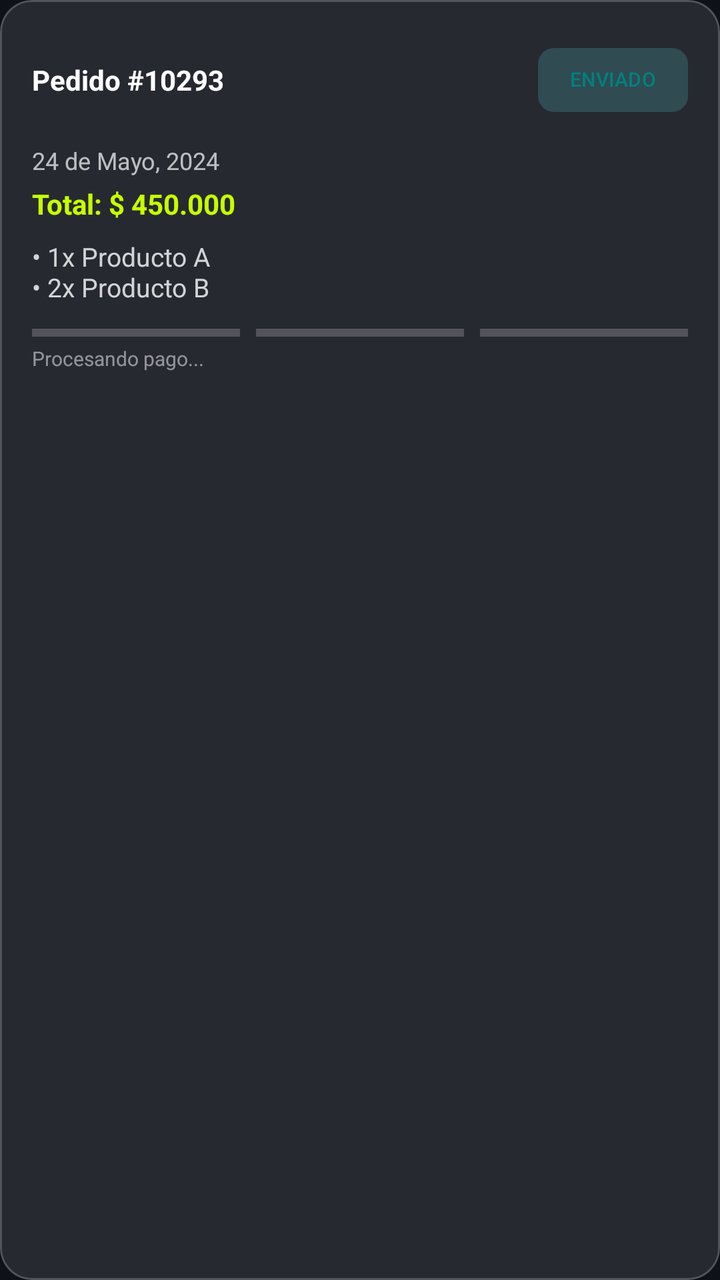
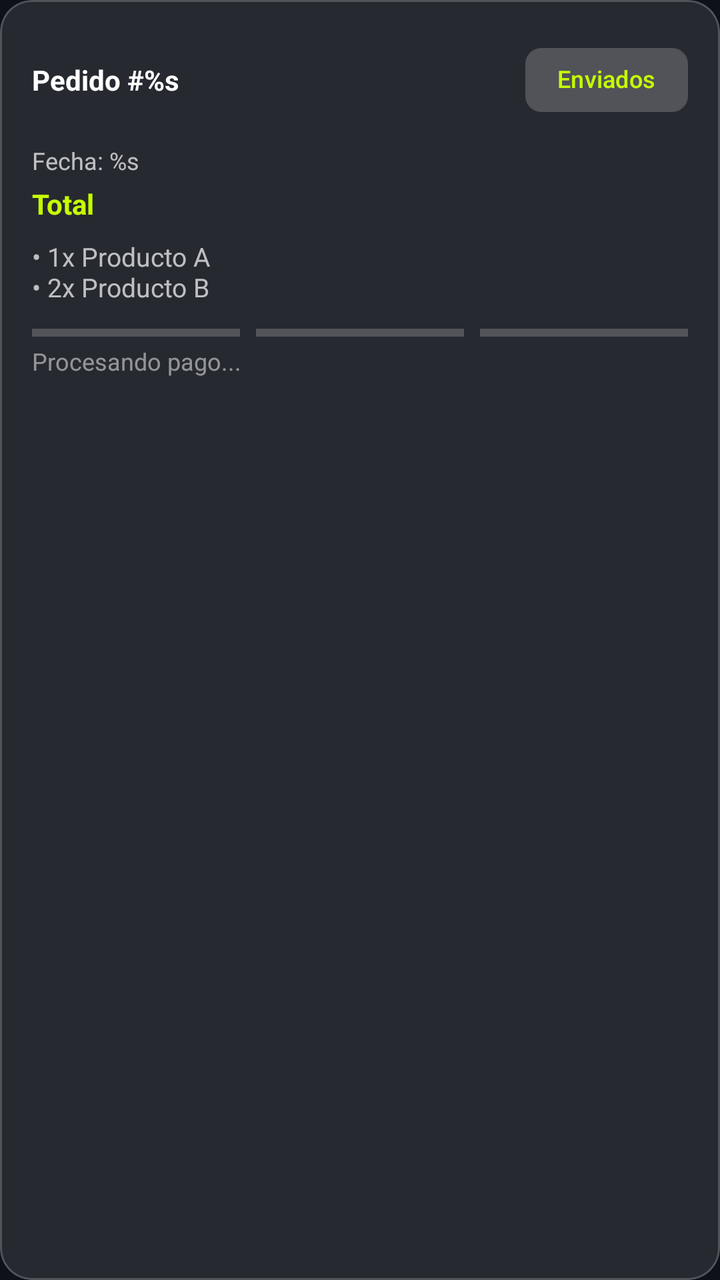

The first picture is an Android layout as it rendered before a commit; the second is the same layout after the commit. The layout source and the unified diff follow.
<!-- AndroidManifest.xml: application theme Theme.VoltCore -->
<!-- res/layout/item_buyer_order.xml -->
<?xml version="1.0" encoding="utf-8"?>
<com.google.android.material.card.MaterialCardView xmlns:android="http://schemas.android.com/apk/res/android"
    xmlns:app="http://schemas.android.com/apk/res-auto"
    android:layout_width="match_parent"
    android:layout_height="wrap_content"
    android:layout_marginHorizontal="16dp"
    android:layout_marginBottom="12dp"
    app:cardBackgroundColor="@color/glass_surface"
    app:cardCornerRadius="16dp"
    app:strokeColor="@color/glass_stroke"
    app:strokeWidth="1dp">

    <LinearLayout
        android:layout_width="match_parent"
        android:layout_height="wrap_content"
        android:orientation="vertical"
        android:padding="16dp">

        <LinearLayout
            android:layout_width="match_parent"
            android:layout_height="wrap_content"
            android:orientation="horizontal"
            android:gravity="center_vertical"
            android:layout_marginBottom="8dp">

            <TextView
                android:id="@+id/tvOrderNum"
                android:layout_width="0dp"
                android:layout_height="wrap_content"
                android:layout_weight="1"
                android:text="Pedido #10293"
                android:textColor="@color/white"
                android:textStyle="bold" />

            <com.google.android.material.chip.Chip
                android:id="@+id/chipOrderStatus"
                android:layout_width="wrap_content"
                android:layout_height="wrap_content"
                android:text="ENVIADO"
                app:chipBackgroundColor="#33008080"
                android:textColor="#008080"
                android:textSize="10sp"
                app:chipStrokeWidth="0dp" />
        </LinearLayout>

        <TextView
            android:id="@+id/tvOrderDate"
            android:layout_width="wrap_content"
            android:layout_height="wrap_content"
            android:text="24 de Mayo, 2024"
            android:textColor="#B3FFFFFF"
            android:textSize="12sp"
            android:layout_marginBottom="4dp"/>

        <TextView
            android:id="@+id/tvOrderTotal"
            android:layout_width="wrap_content"
            android:layout_height="wrap_content"
            android:text="Total: $ 450.000"
            android:textColor="@color/volt_primary"
            android:textStyle="bold"
            android:layout_marginBottom="8dp" />

        <TextView
            android:id="@+id/tvOrderItems"
            android:layout_width="match_parent"
            android:layout_height="wrap_content"
            android:text="• 1x Producto A\n• 2x Producto B"
            android:textColor="#CCFFFFFF"
            android:textSize="13sp"
            android:layout_marginBottom="12dp" />

        <LinearLayout
            android:layout_width="match_parent"
            android:layout_height="wrap_content"
            android:orientation="horizontal"
            android:gravity="center_vertical">

            <View
                android:id="@+id/viewStep1"
                android:layout_width="0dp"
                android:layout_height="4dp"
                android:layout_weight="1"
                android:background="#33FFFFFF"
                android:layout_marginEnd="4dp" />

            <View
                android:id="@+id/viewStep2"
                android:layout_width="0dp"
                android:layout_height="4dp"
                android:layout_weight="1"
                android:background="#33FFFFFF"
                android:layout_marginHorizontal="4dp" />

            <View
                android:id="@+id/viewStep3"
                android:layout_width="0dp"
                android:layout_height="4dp"
                android:layout_weight="1"
                android:background="#33FFFFFF"
                android:layout_marginStart="4dp" />
        </LinearLayout>

        <TextView
            android:id="@+id/tvStatusDescription"
            android:layout_width="wrap_content"
            android:layout_height="wrap_content"
            android:text="Procesando pago..."
            android:textColor="#80FFFFFF"
            android:textSize="10sp"
            android:layout_marginTop="4dp" />

        <TextView
            android:id="@+id/tvShippingGuide"
            android:layout_width="wrap_content"
            android:layout_height="wrap_content"
            android:text="Guía: 123456789"
            android:textColor="@color/volt_primary"
            android:textSize="12sp"
            android:textStyle="bold"
            android:layout_marginTop="8dp"
            android:visibility="gone" />

        <com.google.android.material.button.MaterialButton
            android:id="@+id/btnConfirmDelivery"
            style="@style/Widget.Material3.Button.TonalButton"
            android:layout_width="match_parent"
            android:layout_height="wrap_content"
            android:layout_marginTop="12dp"
            android:text="CONFIRMAR RECIBIDO"
            android:visibility="gone"
            app:cornerRadius="8dp"
            android:textColor="@color/black"
            app:backgroundTint="@color/volt_primary" />

    </LinearLayout>
</com.google.android.material.card.MaterialCardView>
<!-- resources referenced by this layout -->
<resources>
  <color name="black">#FF000000</color>
  <color name="glass_stroke">#33FFFFFF</color>
  <color name="glass_surface">#1AFFFFFF</color>
  <color name="volt_primary">#C6FF00</color>
  <color name="white">#FFFFFFFF</color>
  <style name="Theme.VoltCore" parent="Base.Theme.VoltCore" />
  <style name="Base.Theme.VoltCore" parent="Theme.Material3.DayNight.NoActionBar">
          
          <item name="colorPrimary">@color/volt_primary</item>
          <item name="android:windowBackground">@color/volt_background</item>
          <item name="colorSurface">@color/glass_surface</item>
          <item name="colorOnSurface">@color/white</item>
      </style>
  <color name="volt_background">#0F111A</color>
</resources>

<!-- the commit's change to res/layout/item_buyer_order.xml (unified diff, before → after) -->
@@ -28,7 +28,7 @@
                 android:layout_width="0dp"
                 android:layout_height="wrap_content"
                 android:layout_weight="1"
-                android:text="Pedido #10293"
+                android:text="@string/order_number"
                 android:textColor="@color/white"
                 android:textStyle="bold" />
 
@@ -36,10 +36,10 @@
                 android:id="@+id/chipOrderStatus"
                 android:layout_width="wrap_content"
                 android:layout_height="wrap_content"
-                android:text="ENVIADO"
-                app:chipBackgroundColor="#33008080"
-                android:textColor="#008080"
-                android:textSize="10sp"
+                android:text="@string/tab_shipped"
+                app:chipBackgroundColor="@color/glass_surface"
+                android:textColor="@color/volt_primary"
+                android:textSize="12sp"
                 app:chipStrokeWidth="0dp" />
         </LinearLayout>
 
@@ -47,8 +47,8 @@
             android:id="@+id/tvOrderDate"
             android:layout_width="wrap_content"
             android:layout_height="wrap_content"
-            android:text="24 de Mayo, 2024"
-            android:textColor="#B3FFFFFF"
+            android:text="@string/order_date_placeholder"
+            android:textColor="@color/white_70"
             android:textSize="12sp"
             android:layout_marginBottom="4dp"/>
 
@@ -56,7 +56,7 @@
             android:id="@+id/tvOrderTotal"
             android:layout_width="wrap_content"
             android:layout_height="wrap_content"
-            android:text="Total: $ 450.000"
+            android:text="@string/total"
             android:textColor="@color/volt_primary"
             android:textStyle="bold"
             android:layout_marginBottom="8dp" />
@@ -65,8 +65,8 @@
             android:id="@+id/tvOrderItems"
             android:layout_width="match_parent"
             android:layout_height="wrap_content"
-            android:text="• 1x Producto A\n• 2x Producto B"
-            android:textColor="#CCFFFFFF"
+            android:text="@string/order_summary_placeholder"
+            android:textColor="@color/white_70"
             android:textSize="13sp"
             android:layout_marginBottom="12dp" />
 
@@ -81,7 +81,7 @@
                 android:layout_width="0dp"
                 android:layout_height="4dp"
                 android:layout_weight="1"
-                android:background="#33FFFFFF"
+                android:background="@color/glass_stroke"
                 android:layout_marginEnd="4dp" />
 
             <View
@@ -89,7 +89,7 @@
                 android:layout_width="0dp"
                 android:layout_height="4dp"
                 android:layout_weight="1"
-                android:background="#33FFFFFF"
+                android:background="@color/glass_stroke"
                 android:layout_marginHorizontal="4dp" />
 
             <View
@@ -97,7 +97,7 @@
                 android:layout_width="0dp"
                 android:layout_height="4dp"
                 android:layout_weight="1"
-                android:background="#33FFFFFF"
+                android:background="@color/glass_stroke"
                 android:layout_marginStart="4dp" />
         </LinearLayout>
 
@@ -105,16 +105,16 @@
             android:id="@+id/tvStatusDescription"
             android:layout_width="wrap_content"
             android:layout_height="wrap_content"
-            android:text="Procesando pago..."
-            android:textColor="#80FFFFFF"
-            android:textSize="10sp"
+            android:text="@string/processing_payment"
+            android:textColor="@color/white_50"
+            android:textSize="12sp"
             android:layout_marginTop="4dp" />
 
         <TextView
             android:id="@+id/tvShippingGuide"
             android:layout_width="wrap_content"
             android:layout_height="wrap_content"
-            android:text="Guía: 123456789"
+            android:text="@string/tracking_guide"
             android:textColor="@color/volt_primary"
             android:textSize="12sp"
             android:textStyle="bold"
@@ -127,7 +127,7 @@
             android:layout_width="match_parent"
             android:layout_height="wrap_content"
             android:layout_marginTop="12dp"
-            android:text="CONFIRMAR RECIBIDO"
+            android:text="@string/confirm_received"
             android:visibility="gone"
             app:cornerRadius="8dp"
             android:textColor="@color/black"
<!-- resource entries referenced after the edit -->
@@ -5,6 +5,16 @@
   <color name="glass_surface">#1AFFFFFF</color>
   <color name="volt_primary">#C6FF00</color>
   <color name="white">#FFFFFFFF</color>
+  <color name="white_50">#80FFFFFF</color>
+  <color name="white_70">#B3FFFFFF</color>
+  <string name="confirm_received">CONFIRMAR RECIBIDO</string>
+  <string name="order_date_placeholder">Fecha: %s</string>
+  <string name="order_number">Pedido #%s</string>
+  <string name="order_summary_placeholder">• 1x Producto A\n• 2x Producto B</string>
+  <string name="processing_payment">Procesando pago...</string>
+  <string name="tab_shipped">Enviados</string>
+  <string name="total">Total</string>
+  <string name="tracking_guide">Guía: %s</string>
   <style name="Theme.VoltCore" parent="Base.Theme.VoltCore" />
   <style name="Base.Theme.VoltCore" parent="Theme.Material3.DayNight.NoActionBar">
           
